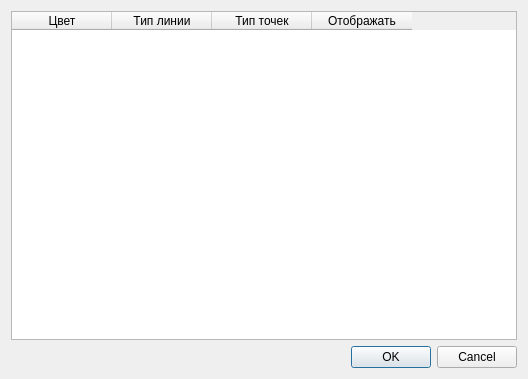
Kirikus/Experiments-2026S-CPP, file lingraphsettings.ui: the form before one commit.
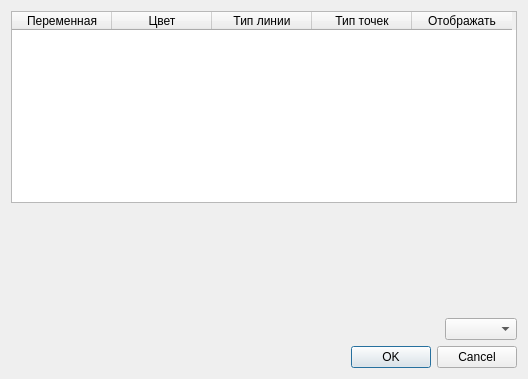
The form after the commit.

Patch:
```diff
--- a/lingraphsettings.ui
+++ b/lingraphsettings.ui
@@ -18,6 +18,11 @@
     <layout class="QGridLayout" name="gridLayout_2">
      <item row="0" column="0">
       <widget class="QTableWidget" name="LineTable">
+       <column>
+        <property name="text">
+         <string>Переменная</string>
+        </property>
+       </column>
        <column>
         <property name="text">
          <string>Цвет</string>
@@ -43,6 +48,39 @@
     </layout>
    </item>
    <item row="1" column="0">
+    <spacer name="verticalSpacer">
+     <property name="orientation">
+      <enum>Qt::Vertical</enum>
+     </property>
+     <property name="sizeHint" stdset="0">
+      <size>
+       <width>20</width>
+       <height>98</height>
+      </size>
+     </property>
+    </spacer>
+   </item>
+   <item row="2" column="0">
+    <layout class="QHBoxLayout" name="horizontalLayout">
+     <item>
+      <spacer name="horizontalSpacer">
+       <property name="orientation">
+        <enum>Qt::Horizontal</enum>
+       </property>
+       <property name="sizeHint" stdset="0">
+        <size>
+         <width>40</width>
+         <height>20</height>
+        </size>
+       </property>
+      </spacer>
+     </item>
+     <item>
+      <widget class="QComboBox" name="comboXAxis"/>
+     </item>
+    </layout>
+   </item>
+   <item row="3" column="0">
     <widget class="QDialogButtonBox" name="buttonBox">
      <property name="orientation">
       <enum>Qt::Horizontal</enum>
```
